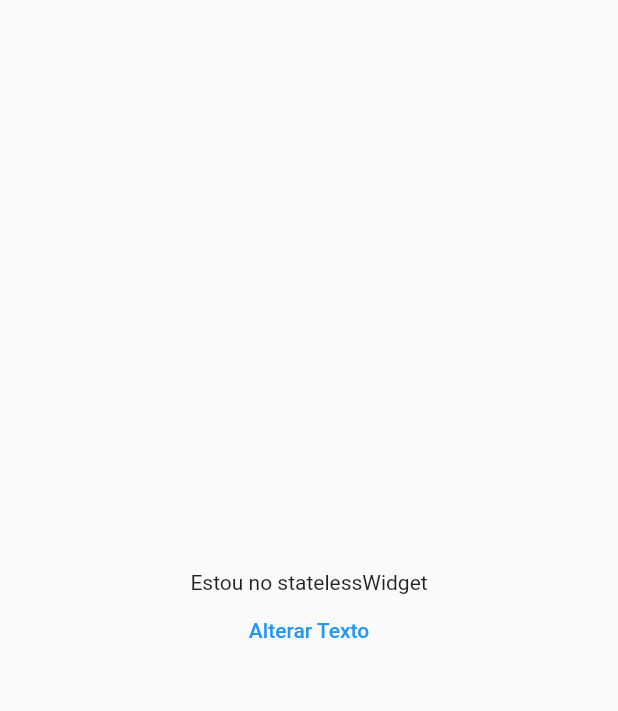
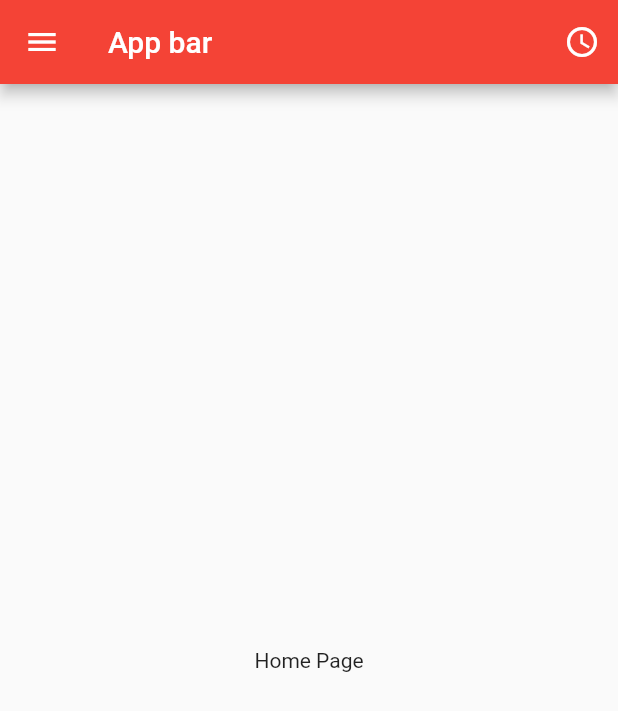
Before and after one commit to oapmartins/flutter-fundamentos, a Flutter app: the screen it shows after launch, on a phone screen of 412 x 824 dp. Shown: the top 711 px of the screen. Run offline on Flutter 3.47's test engine with Material 2 defaults, Android fonts, the phone set to English and light mode, and no system bars.

Commit message:
Iniciando estudos sobre os elementos principais do flutter

```diff
--- /dev/null
+++ b/lib/home/home_page.dart
@@ -0,0 +1,23 @@
+import 'package:flutter/material.dart';
+
+class HomePage extends StatelessWidget {
+  const HomePage({Key? key}) : super(key: key);
+
+  @override
+  Widget build(BuildContext context) {
+    return Scaffold(
+      appBar: AppBar(
+        title: Text('App bar'),
+        backgroundColor: Colors.red,
+        actions: [
+          IconButton(
+            onPressed: () => {},
+            icon: Icon(Icons.access_time_outlined),
+          ),
+        ],
+      ),
+      drawer: Drawer(),
+      body: Center(child: Text('Home Page')),
+    );
+  }
+}
--- a/lib/home_page_stateless.dart
+++ /dev/null
@@ -1,24 +0,0 @@
-import 'package:flutter/material.dart';
-
-class HomePageStateless extends StatelessWidget {
-  String texto = 'Estou no statelessWidget';
-  @override
-  Widget build(BuildContext context) {
-    return Scaffold(
-      body: Center(
-        child: Column(
-          mainAxisAlignment: MainAxisAlignment.center,
-          children: [
-            Text(texto),
-            TextButton(
-              onPressed: () => {
-                texto = 'Alterei o texto do StatelessWidget',
-              },
-              child: Text('Alterar Texto'),
-            ),
-          ],
-        ),
-      ),
-    );
-  }
-}
```
Also changed, not shown: lib/home_page_stateful.dart (deleted, +0 -46 lines), lib/main.dart (+3 -53 lines).
